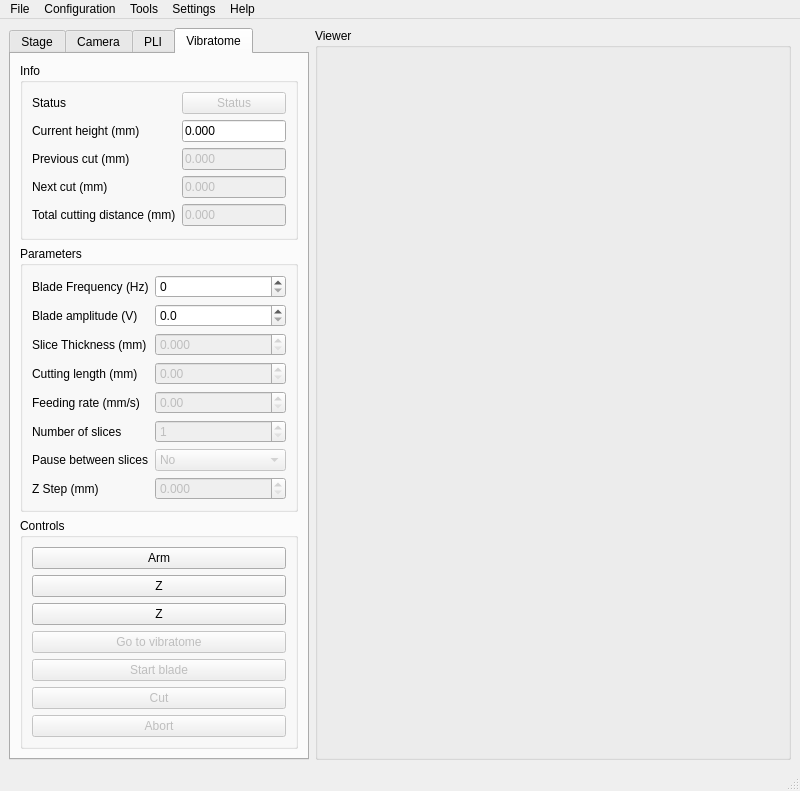
First picture: the form in gui/form.ui, repository linum-uqam/linum-microscopes, before the edit.
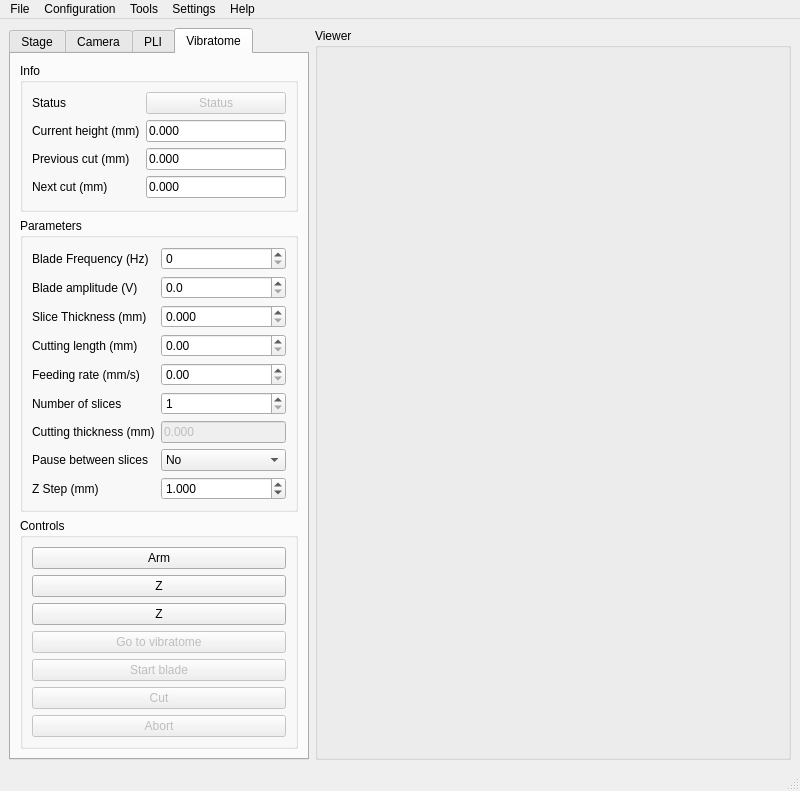
Second picture: the form after the edit. Icons and pictures are not drawn.

Commit message: Adding the default vibratome configuration

```diff
--- a/gui/form.ui
+++ b/gui/form.ui
@@ -530,13 +530,6 @@
              </property>
             </widget>
            </item>
-           <item row="4" column="0">
-            <widget class="QLabel" name="label_16">
-             <property name="text">
-              <string>Total cutting distance (mm)</string>
-             </property>
-            </widget>
-           </item>
            <item row="1" column="0">
             <widget class="QLabel" name="label_20">
              <property name="text">
@@ -567,30 +560,26 @@
            <item row="2" column="1">
             <widget class="QLineEdit" name="lineEdit_vibratome_previousCut_mm">
              <property name="enabled">
-              <bool>false</bool>
+              <bool>true</bool>
              </property>
              <property name="text">
               <string>0.000</string>
              </property>
+             <property name="readOnly">
+              <bool>true</bool>
+             </property>
             </widget>
            </item>
            <item row="3" column="1">
             <widget class="QLineEdit" name="lineEdit_vibratome_nextCut_mm">
              <property name="enabled">
-              <bool>false</bool>
+              <bool>true</bool>
              </property>
              <property name="text">
               <string>0.000</string>
              </property>
-            </widget>
-           </item>
-           <item row="4" column="1">
-            <widget class="QLineEdit" name="lineEdit_vibratome_totalCuttingDistance_mm">
-             <property name="enabled">
-              <bool>false</bool>
-             </property>
-             <property name="text">
-              <string>0.000</string>
+             <property name="readOnly">
+              <bool>true</bool>
              </property>
             </widget>
            </item>
@@ -663,7 +652,7 @@
            <item row="2" column="1">
             <widget class="QDoubleSpinBox" name="doubleSpinBox_vibratomeSliceThicknessMm">
              <property name="enabled">
-              <bool>false</bool>
+              <bool>true</bool>
              </property>
              <property name="decimals">
               <number>3</number>
@@ -680,7 +669,7 @@
            <item row="3" column="1">
             <widget class="QDoubleSpinBox" name="doubleSpinBox_vibratomeCuttingLengthMm">
              <property name="enabled">
-              <bool>false</bool>
+              <bool>true</bool>
              </property>
             </widget>
            </item>
@@ -694,7 +683,7 @@
            <item row="4" column="1">
             <widget class="QDoubleSpinBox" name="doubleSpinBox_vibratomeFeedingRate_mms">
              <property name="enabled">
-              <bool>false</bool>
+              <bool>true</bool>
              </property>
             </widget>
            </item>
@@ -708,7 +697,7 @@
            <item row="5" column="1">
             <widget class="QSpinBox" name="spinBox_vibratome_nSlices">
              <property name="enabled">
-              <bool>false</bool>
+              <bool>true</bool>
              </property>
              <property name="minimum">
               <number>1</number>
@@ -728,7 +717,7 @@
            <item row="7" column="1">
             <widget class="QComboBox" name="comboBox_vibratomePause">
              <property name="enabled">
-              <bool>false</bool>
+              <bool>true</bool>
              </property>
              <property name="currentIndex">
               <number>1</number>
@@ -755,10 +744,30 @@
            <item row="8" column="1">
             <widget class="QDoubleSpinBox" name="doubleSpinBox_vibratome_zStep_mm">
              <property name="enabled">
-              <bool>false</bool>
+              <bool>true</bool>
              </property>
              <property name="decimals">
               <number>3</number>
+             </property>
+             <property name="value">
+              <double>1.000000000000000</double>
+             </property>
+            </widget>
+           </item>
+           <item row="6" column="0">
+            <widget class="QLabel" name="label_16">
+             <property name="text">
+              <string>Cutting thickness (mm)</string>
+             </property>
+            </widget>
+           </item>
+           <item row="6" column="1">
+            <widget class="QLineEdit" name="lineEdit_vibratome_totalCuttingDistance_mm">
+             <property name="enabled">
+              <bool>false</bool>
+             </property>
+             <property name="text">
+              <string>0.000</string>
              </property>
             </widget>
            </item>
```
The commit also changes 3 other files.
